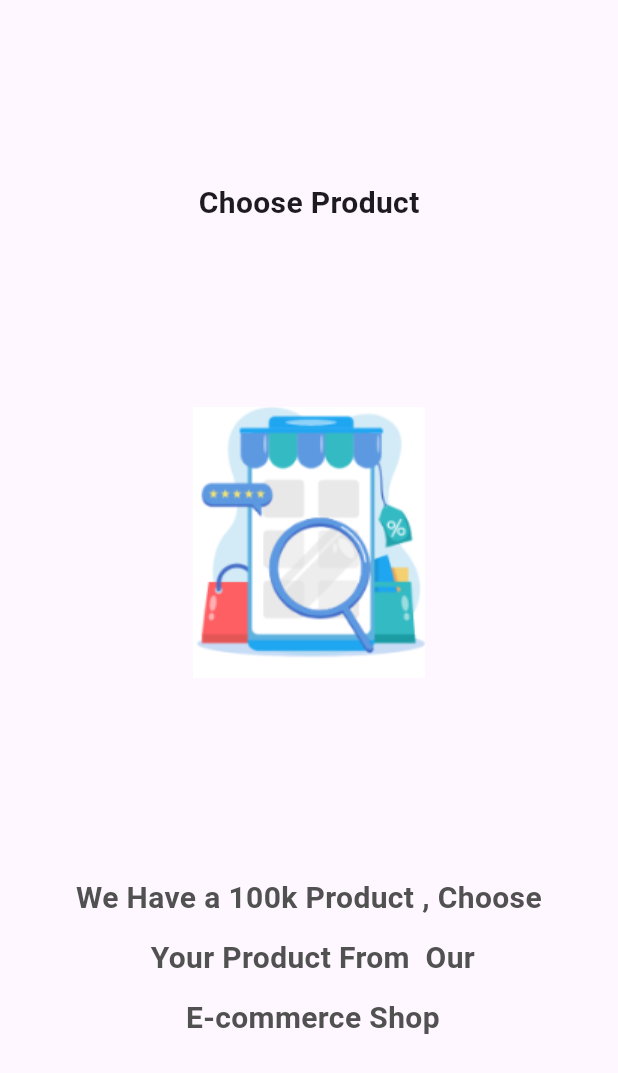
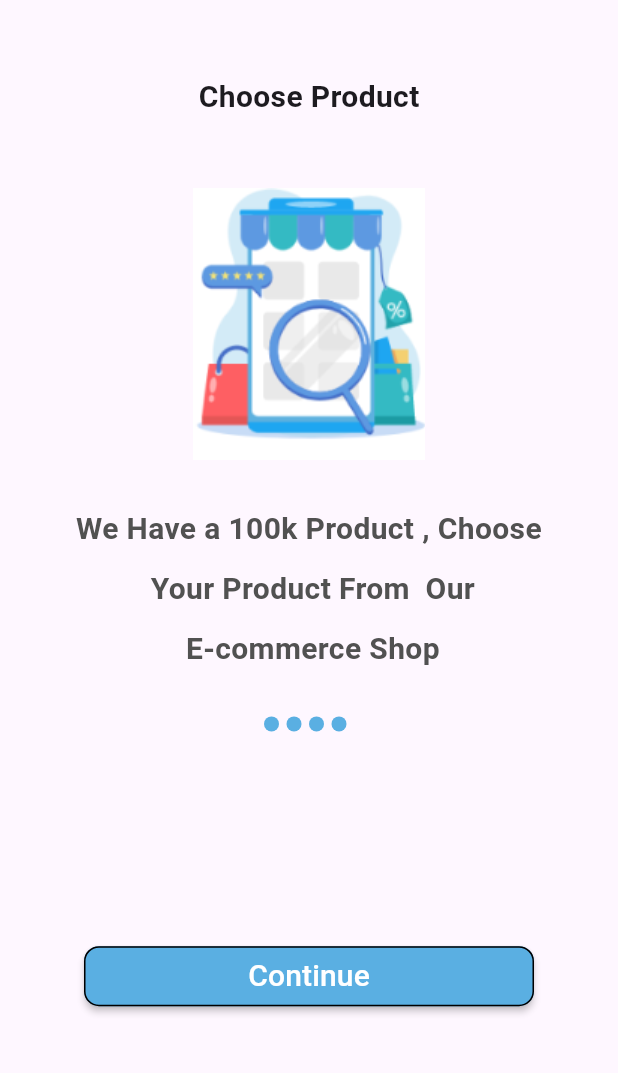
Before and after one commit to elsayedmohamed/E-Commerce_Course_get, a Flutter app: the screen it shows after launch, on a phone screen of 412 x 824 dp. Shown: the top 1073 px of the screen. Run offline on Flutter 3.47's test engine with Material 2 defaults, Android fonts, the phone set to English and light mode, and no system bars; our stand-ins replace get.

Commit message:
refactor onboarding

```diff
--- a/lib/core/constants/colors.dart
+++ b/lib/core/constants/colors.dart
@@ -2,4 +2,5 @@ import 'package:flutter/material.dart';
 
 class AppColors {
   static Color grey = const Color(0xff515151);
+  static Color primaryColor = const Color(0xff5AAFE2);
 }
--- a/lib/views/screens/on_boarding.dart
+++ b/lib/views/screens/on_boarding.dart
@@ -1,47 +1,37 @@
 import 'package:flutter/material.dart';
 
-import 'package:commerce_course/core/constants/colors.dart';
-import 'package:commerce_course/data/data_source/static/static_data.dart';
+import 'package:commerce_course/views/widgets/onboarding/custombutton.dart';
+import 'package:commerce_course/views/widgets/onboarding/dotsonboarding.dart';
+import 'package:commerce_course/views/widgets/onboarding/slideronboarding.dart';
 
 class OnBoarding extends StatelessWidget {
   const OnBoarding({super.key});
 
   @override
   Widget build(BuildContext context) {
-    return Scaffold(
+    return const Scaffold(
         body: SafeArea(
-      child: PageView.builder(
-          itemCount: onBoardingList.length,
-          itemBuilder: (context, i) {
-            return Column(
-              mainAxisAlignment: MainAxisAlignment.spaceEvenly,
+      child: Column(
+        mainAxisAlignment: MainAxisAlignment.center,
+        children: [
+          SizedBox(
+            height: 30,
+          ),
+          Expanded(flex: 3, child: SliderOnboarding()),
+          Expanded(
+            flex: 1,
+            child: Column(
               children: [
-                Text(
-                  onBoardingList[i].title!.toString(),
-                  style: const TextStyle(
-                    fontSize: 20,
-                    fontWeight: FontWeight.bold,
-                  ),
-                ),
-                Image.asset(onBoardingList[i].imgUrl!),
-                Container(
-                  padding: const EdgeInsets.all(5),
-                  width: double.infinity,
-                  alignment: Alignment.center,
-                  child: Text(
-                    onBoardingList[i].body.toString(),
-                    textAlign: TextAlign.center,
-                    style: TextStyle(
-                      fontSize: 20,
-                      height: 2,
-                      fontWeight: FontWeight.bold,
-                      color: AppColors.grey,
-                    ),
-                  ),
-                ),
+                DotsOnBoarding(),
               ],
-            );
-          }),
+            ),
+          ),
+          CustomOnBoardingButton(),
+          Spacer(
+            flex: 1,
+          ),
+        ],
+      ),
     ));
   }
 }
--- /dev/null
+++ b/lib/views/widgets/onboarding/custombutton.dart
@@ -0,0 +1,27 @@
+import 'package:flutter/material.dart';
+
+import 'package:commerce_course/core/constants/colors.dart';
+
+class CustomOnBoardingButton extends StatelessWidget {
+  const CustomOnBoardingButton({super.key});
+
+  @override
+  Widget build(BuildContext context) {
+    return MaterialButton(
+            color: AppColors.primaryColor,
+            textColor: Colors.white,
+            minWidth: 300,
+            height: 40,
+            shape: OutlineInputBorder(
+              borderRadius: BorderRadius.circular(10),
+            ),
+            onPressed: () {},
+            child: const Text(
+              'Continue',
+              style: TextStyle(
+                fontSize: 20,
+              ),
+            ),
+          );
+  }
+}
--- /dev/null
+++ b/lib/views/widgets/onboarding/dotsonboarding.dart
@@ -0,0 +1,29 @@
+import 'package:flutter/material.dart';
+
+import 'package:commerce_course/core/constants/colors.dart';
+import 'package:commerce_course/data/data_source/static/static_data.dart';
+
+class DotsOnBoarding extends StatelessWidget {
+  const DotsOnBoarding({super.key});
+
+  @override
+  Widget build(BuildContext context) {
+    return  Row(
+      mainAxisAlignment: MainAxisAlignment.center,
+      children: [
+        ...List.generate(
+          onBoardingList.length,
+          (index) => AnimatedContainer(
+            margin: const EdgeInsets.only(right: 5),
+            height: 10,
+            width: 10,
+            duration: (const Duration(microseconds: 900)),
+            decoration: BoxDecoration(
+                color: AppColors.primaryColor,
+                borderRadius: BorderRadius.circular(10)),
+          ),
+        ),
+      ],
+    );
+  }
+}
--- /dev/null
+++ b/lib/views/widgets/onboarding/slideronboarding.dart
@@ -0,0 +1,47 @@
+import 'package:flutter/material.dart';
+
+import 'package:commerce_course/core/constants/colors.dart';
+import 'package:commerce_course/data/data_source/static/static_data.dart';
+
+class SliderOnboarding extends StatelessWidget {
+  const SliderOnboarding({super.key});
+
+  @override
+  Widget build(BuildContext context) {
+    return  PageView.builder(
+                itemCount: onBoardingList.length,
+                itemBuilder: (context, i) {
+                  return Column(
+                    mainAxisAlignment: MainAxisAlignment.spaceEvenly,
+                    children: [
+                      Text(
+                        onBoardingList[i].title!.toString(),
+                        style: const TextStyle(
+                          fontSize: 20,
+                          fontWeight: FontWeight.bold,
+                        ),
+                      ),
+                      const SizedBox(
+                        height: 5,
+                      ),
+                      Image.asset(onBoardingList[i].imgUrl!),
+                      Container(
+                        padding: const EdgeInsets.all(5),
+                        width: double.infinity,
+                        alignment: Alignment.center,
+                        child: Text(
+                          onBoardingList[i].body.toString(),
+                          textAlign: TextAlign.center,
+                          style: TextStyle(
+                            fontSize: 20,
+                            height: 2,
+                            fontWeight: FontWeight.bold,
+                            color: AppColors.grey,
+                          ),
+                        ),
+                      ),
+                    ],
+                  );
+                });
+  }
+}
```
